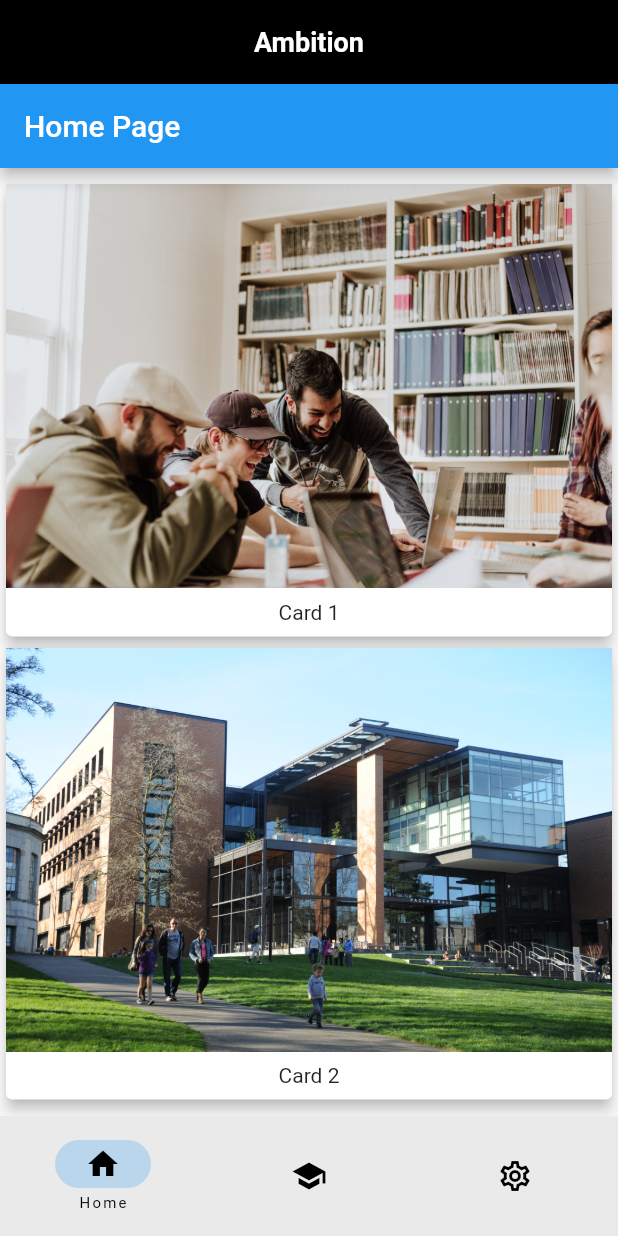
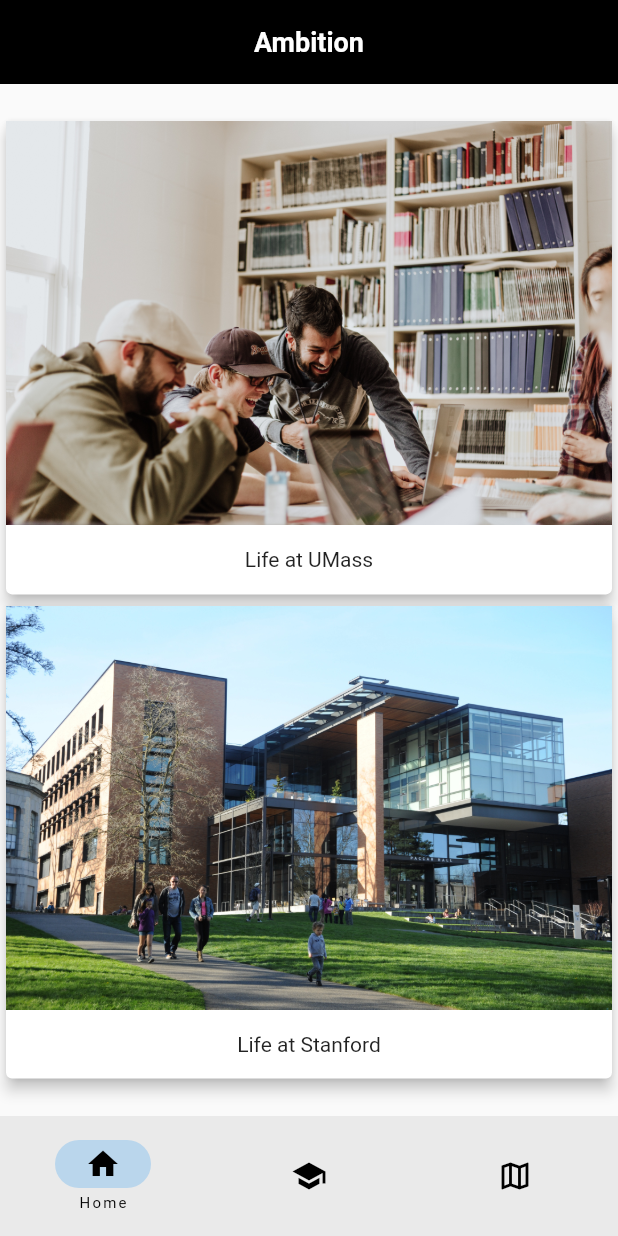
Before and after one commit to rohankolhatkar02/Ambition_test1, a Flutter app: the screen it shows after launch, on a phone screen of 412 x 824 dp. Run offline on Flutter 3.47's test engine with Material 2 defaults, Android fonts, the phone set to English and light mode, and no system bars; our stand-ins replace logger.

Commit message:
commit#4 , Roadmap + cards initial

```diff
--- a/lib/main.dart
+++ b/lib/main.dart
@@ -1,5 +1,5 @@
 import 'package:flutter/material.dart';
-import 'package:ambition/pages/home_page.dart'; // Import your page widgets
+import 'package:ambition/pages/home_page.dart';
 import 'package:ambition/pages/explore_page.dart';
 import 'package:ambition/pages/settings_page.dart';
 
@@ -48,7 +48,7 @@ class _NavigationExampleState extends State<NavigationExample> {
           ),
         ),
         centerTitle: true,
-        elevation: 0, // Remove the default shadow
+        elevation: 0,
       ),
       bottomNavigationBar: NavigationBar(
         labelBehavior: labelBehavior,
@@ -64,17 +64,17 @@ class _NavigationExampleState extends State<NavigationExample> {
             label: 'Home',
           ),
           NavigationDestination(
-            icon: Icon(Icons.school), // Academic-related icon
-            label: 'Explore', // Renamed from "Explore"
+            icon: Icon(Icons.school),
+            label: 'Explore',
           ),
           NavigationDestination(
-            selectedIcon: Icon(Icons.settings),
-            icon: Icon(Icons.settings_outlined),
-            label: 'Settings',
+            selectedIcon: Icon(Icons.map), // Map icon for the selected state
+            icon: Icon(Icons.map_outlined), // Map icon for the unselected state
+            label: 'Roadmap', // Rename from "Settings" to "Roadmap"
           ),
         ],
       ),
-      body: pages[currentPageIndex], // Display the selected page
+      body: pages[currentPageIndex],
     );
   }
 }
--- a/lib/pages/home_page.dart
+++ b/lib/pages/home_page.dart
@@ -13,9 +13,6 @@ class HomePage extends StatelessWidget {
   @override
   Widget build(BuildContext context) {
     return Scaffold(
-      appBar: AppBar(
-        title: const Text('Home Page'),
-      ),
       body: Center(
         child: Column(
           mainAxisAlignment: MainAxisAlignment.center,
@@ -29,8 +26,8 @@ class HomePage extends StatelessWidget {
                     Image.asset(
                         'assets/priscilla-du-preez-XkKCui44iM0-unsplash.jpg'), // Replace with your image
                     const Padding(
-                      padding: EdgeInsets.all(8.0),
-                      child: Text('Card 1'),
+                      padding: EdgeInsets.all(15.0),
+                      child: Text('Life at UMass'),
                     ),
                   ],
                 ),
@@ -45,8 +42,8 @@ class HomePage extends StatelessWidget {
                     Image.asset(
                         'assets/wonderlane-6zlgM-GUd6I-unsplash.jpg'), // Replace with your image
                     const Padding(
-                      padding: EdgeInsets.all(8.0),
-                      child: Text('Card 2'),
+                      padding: EdgeInsets.all(15.0),
+                      child: Text('Life at Stanford'),
                     ),
                   ],
                 ),
--- a/lib/pages/settings_page.dart
+++ b/lib/pages/settings_page.dart
@@ -5,7 +5,7 @@ class SettingsPage extends StatelessWidget {
   @override
   Widget build(BuildContext context) {
     return const Center(
-      child: Text('Settings Page,can be converted as per need'),
+      child: Text('RoadMap to be added here:)'),
     );
   }
 }
```
